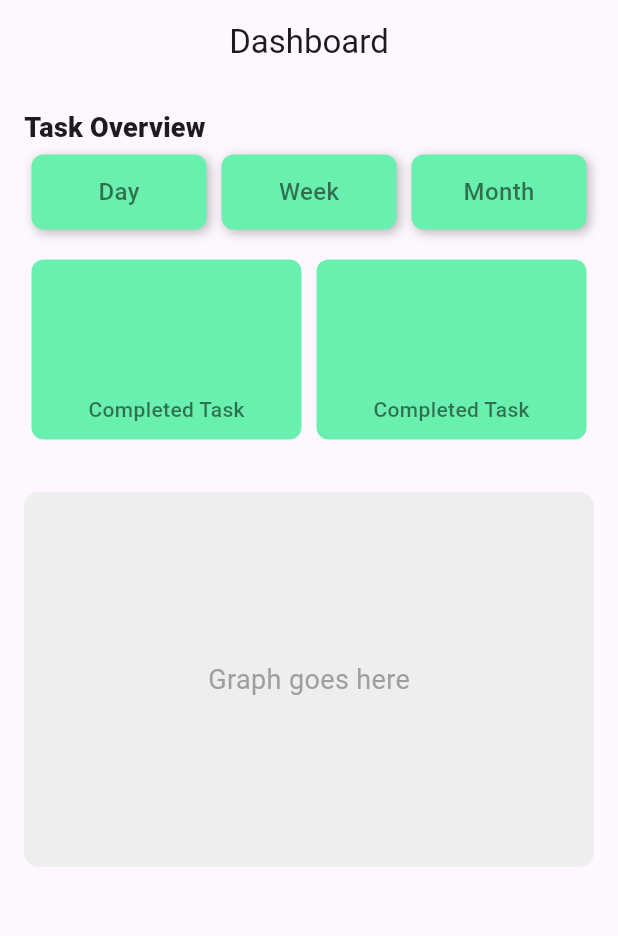
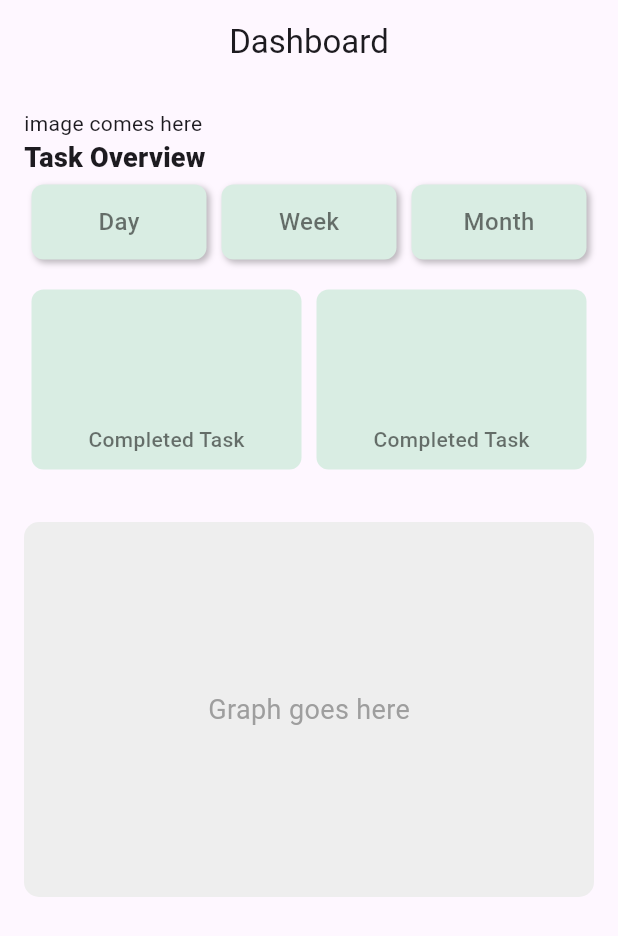
Before and after one commit to byteArrow18/App_Dev_001, a Flutter app: the screen it shows after launch, on a phone screen of 412 x 824 dp. Shown: the top 936 px of the screen. Run offline on Flutter 3.47's test engine with Material 3 defaults, Android fonts, the phone set to English and light mode, and no system bars.

Commit message:
first commit

```diff
--- a/lib/main.dart
+++ b/lib/main.dart
@@ -1,24 +1,3 @@
-// import 'package:flutter/material.dart';
-
-// void main() {
-//   runApp(const MainApp());
-// }
-
-// class MainApp extends StatelessWidget {
-//   const MainApp({super.key});
-
-//   @override
-//   Widget build(BuildContext context) {
-//     return const MaterialApp(
-//       home: Scaffold(
-//         body: Center(
-//           child: Text('H!'),
-//         ),
-//       ),
-//     );
-//   }
-// }
-
 import 'package:flutter/material.dart';
 
 void main() {
@@ -46,32 +25,41 @@ class HomePage extends StatelessWidget {
       appBar: AppBar(
         title: Text("Dashboard"),
         centerTitle: true,
+        // backgroundColor: Colors.amber,
+        // toolbarHeight: 100,
       ),
       body: Padding(
         padding: const EdgeInsets.all(16.0),
         child: Column(
           crossAxisAlignment: CrossAxisAlignment.start,
           children: [
+            Row(
+              children: [
+                Container(
+                  child: Text("image comes here"),
+                )
+              ],
+            ),
+            // Row with Day, Week, Month buttons
             Text("Task Overview", style: TextStyle(
               fontSize: 18,
               fontWeight: FontWeight.w800,
               letterSpacing: 0.2,
             ),
             ),
-            // Row with Day, Week, Month buttons
             Row(
               mainAxisAlignment: MainAxisAlignment.spaceBetween,
               children: [
-                _buildTimeBlock("Day", Colors.greenAccent),
-                _buildTimeBlock("Week", Colors.greenAccent),
-                _buildTimeBlock("Month", Colors.greenAccent),
+                _buildTimeBlock("Day", Color.fromARGB(255, 217, 237, 227)),
+                _buildTimeBlock("Week", Color.fromARGB(255, 217, 237, 227)),
+                _buildTimeBlock("Month", Color.fromARGB(255, 217, 237, 227)),
               ],
             ),
             Row(
               mainAxisAlignment: MainAxisAlignment.spaceAround,
               children: [
-                _countTaskBlock("Completed Task", Colors.greenAccent),
-                _countTaskBlock("Completed Task", Colors.greenAccent),
+                _countTaskBlock("Completed Task", Color.fromARGB(255, 217, 237, 227)),
+                _countTaskBlock("Completed Task", Color.fromARGB(255, 217, 237, 227)),
               ],
             ),
             SizedBox(height: 20),
@@ -113,7 +101,7 @@ class HomePage extends StatelessWidget {
             boxShadow: [
               BoxShadow(
                 color: Colors.black26,
-                blurRadius: 5,
+                blurRadius: 3,
                 offset: Offset(2, 2),
               ),
             ],
```
